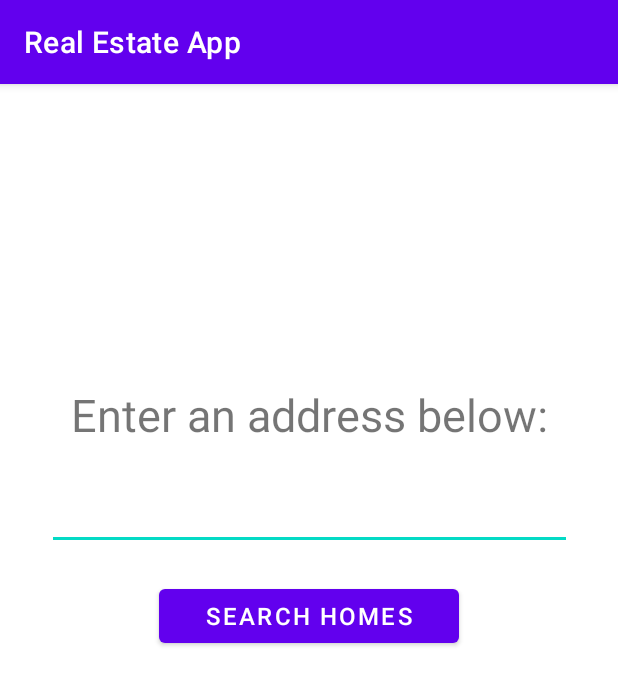
After one commit to OSU-CodePath-Android-Spring-2022/real-estate-app, an Android app: the SearchActivity screen opened directly, with no data from a screen before it, on a phone screen of 412 x 824 dp. The commit adds this screen. Shown: the top 685 px of the screen. Run offline under Robolectric (Android 15) with nearby library versions, the phone set to English and light mode, and no system bars.

Commit message:
added Search Activity UI

```diff
--- a/app/src/main/AndroidManifest.xml
+++ b/app/src/main/AndroidManifest.xml
@@ -10,6 +10,9 @@
         android:supportsRtl="true"
         android:theme="@style/Theme.RealEstateApp">
         <activity
+            android:name=".SearchActivity"
+            android:exported="false" />
+        <activity
             android:name=".MainActivity"
             android:exported="true">
             <intent-filter>
--- /dev/null
+++ b/app/src/main/java/com/example/realestateapp/SearchActivity.kt
@@ -0,0 +1,11 @@
+package com.example.realestateapp
+
+import androidx.appcompat.app.AppCompatActivity
+import android.os.Bundle
+
+class SearchActivity : AppCompatActivity() {
+    override fun onCreate(savedInstanceState: Bundle?) {
+        super.onCreate(savedInstanceState)
+        setContentView(R.layout.activity_search)
+    }
+}
--- /dev/null
+++ b/app/src/main/res/layout/activity_search.xml
@@ -0,0 +1,45 @@
+<?xml version="1.0" encoding="utf-8"?>
+<androidx.constraintlayout.widget.ConstraintLayout xmlns:android="http://schemas.android.com/apk/res/android"
+    xmlns:app="http://schemas.android.com/apk/res-auto"
+    xmlns:tools="http://schemas.android.com/tools"
+    android:layout_width="match_parent"
+    android:layout_height="match_parent"
+    tools:context=".MainActivity">
+
+    <TextView
+        android:id="@+id/tvSearchText"
+        android:layout_width="wrap_content"
+        android:layout_height="wrap_content"
+        android:text="@string/search_text"
+        android:textSize="30sp"
+        android:layout_marginTop="200dp"
+        app:layout_constraintLeft_toLeftOf="parent"
+        app:layout_constraintRight_toRightOf="parent"
+        app:layout_constraintTop_toTopOf="parent" />
+
+    <EditText
+        android:id="@+id/etSearchQuery"
+        android:layout_width="wrap_content"
+        android:layout_height="wrap_content"
+        android:width="350dp"
+        android:minHeight="50dp"
+        android:ems="10"
+        android:inputType="textPersonName"
+        android:layout_marginTop="20dp"
+        app:layout_constraintEnd_toEndOf="parent"
+        app:layout_constraintStart_toStartOf="parent"
+        app:layout_constraintTop_toBottomOf="@+id/tvSearchText" />
+
+    <Button
+        android:id="@+id/button"
+        android:layout_width="wrap_content"
+        android:layout_height="wrap_content"
+        android:width="200dp"
+        android:text="@string/search_button"
+        android:textSize="16sp"
+        android:layout_marginTop="20dp"
+        app:layout_constraintEnd_toEndOf="parent"
+        app:layout_constraintStart_toStartOf="parent"
+        app:layout_constraintTop_toBottomOf="@+id/etSearchQuery" />
+
+</androidx.constraintlayout.widget.ConstraintLayout>
--- a/app/src/main/res/values/strings.xml
+++ b/app/src/main/res/values/strings.xml
@@ -1,3 +1,5 @@
 <resources>
     <string name="app_name">Real Estate App</string>
+    <string name="search_text">Enter an address below:</string>
+    <string name="search_button">Search Homes</string>
 </resources>
```
